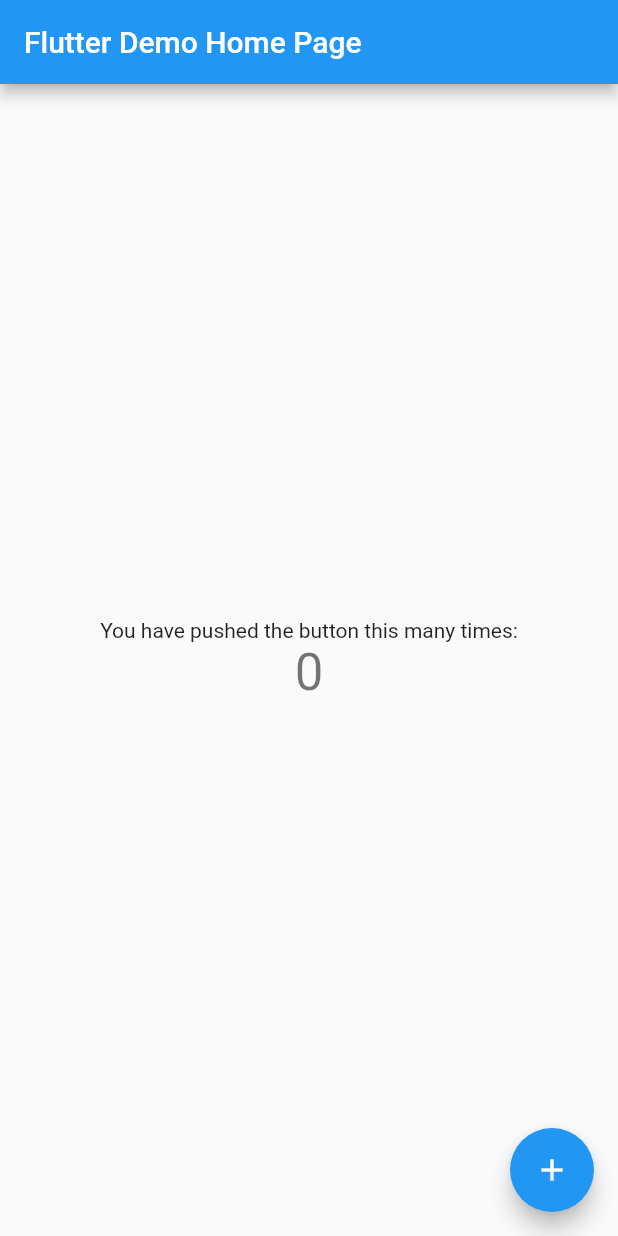
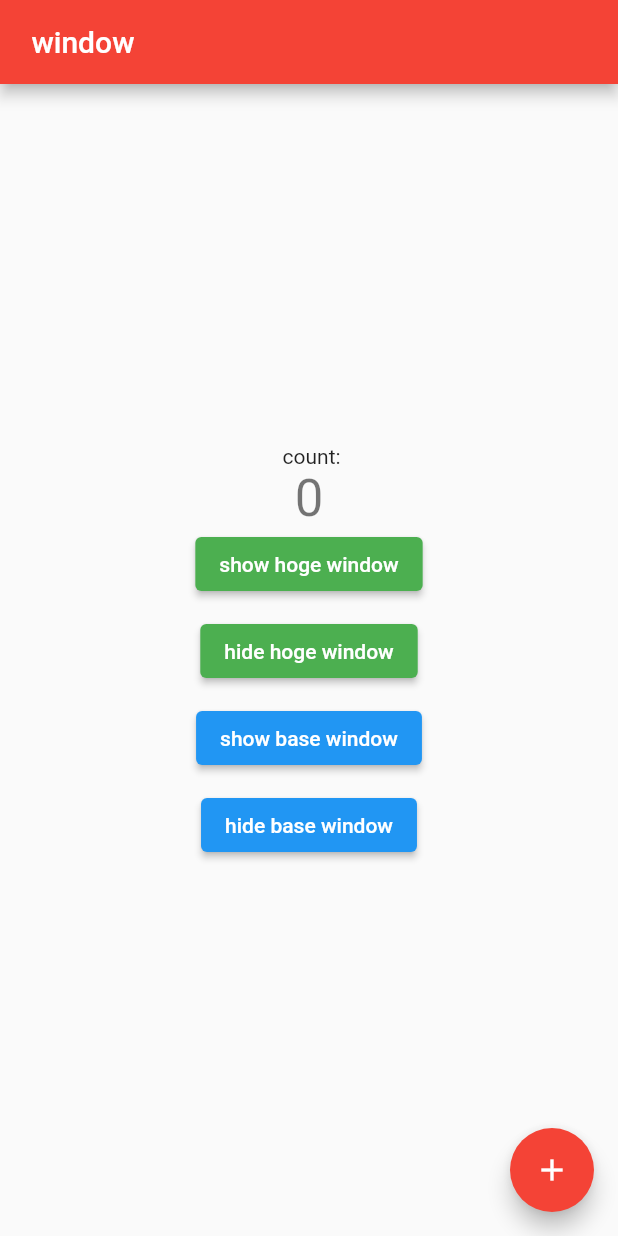
Before and after one commit to homedogheavy/flutter_desktop_multiwindow, a Flutter app: the screen it shows after launch, on a phone screen of 412 x 824 dp. Run offline on Flutter 3.47's test engine with Material 2 defaults, Android fonts, the phone set to English and light mode, and no system bars.

Commit message:
multiWindow

```diff
--- /dev/null
+++ b/lib/fuga_window.dart
@@ -0,0 +1,93 @@
+import 'package:flutter/cupertino.dart';
+import 'package:flutter/material.dart';
+import 'package:flutter_desktop_multiwindow/window_manager.dart';
+
+class FugaWindow extends StatefulWidget {
+  const FugaWindow({Key? key, required this.windowKey}) : super(key: key);
+
+  final Key windowKey;
+
+  @override
+  State<FugaWindow> createState() => _FugaWindowState();
+}
+
+class _FugaWindowState extends State<FugaWindow> {
+  int _counter = 0;
+
+  final hogeStyleForm = ElevatedButton.styleFrom(
+    primary: Colors.green,
+  );
+
+  final baseStyleForm = ElevatedButton.styleFrom(
+    primary: Colors.blue,
+  );
+
+  @override
+  void initState() {
+    super.initState();
+  }
+
+  void _incrementCounter() {
+    setState(() {
+      _counter++;
+    });
+  }
+
+  @override
+  Widget build(BuildContext context) {
+    return Scaffold(
+      appBar: AppBar(
+        title: Text("${(widget.windowKey as ValueKey).value} window"),
+      ),
+      body: Center(
+        child: Column(
+          mainAxisAlignment: MainAxisAlignment.center,
+          children: <Widget>[
+            Text("${(widget.windowKey as ValueKey).value} count:"),
+            Text(
+              '$_counter',
+              style: Theme.of(context).textTheme.headline4,
+            ),
+            ElevatedButton(
+              child: const Text('show hoge window'),
+              style: hogeStyleForm,
+              onPressed: () async {
+                await WindowController.showWindow("hoge");
+              },
+            ),
+            SizedBox.fromSize(size: const Size.fromHeight(10)),
+            ElevatedButton(
+              child: const Text('hide hoge window'),
+              style: hogeStyleForm,
+              onPressed: () async {
+                await WindowController.hideWindow("hoge");
+              },
+            ),
+            SizedBox.fromSize(size: const Size.fromHeight(10)),
+            ElevatedButton(
+              child: const Text('show base window'),
+              style: baseStyleForm,
+              onPressed: () async {
+                await WindowController.showWindow("base");
+              },
+            ),
+            SizedBox.fromSize(size: const Size.fromHeight(10)),
+            ElevatedButton(
+              child: const Text('hide base window'),
+              style: baseStyleForm,
+              onPressed: () async {
+                await WindowController.hideWindow("base");
+              },
+            ),
+            SizedBox.fromSize(size: const Size.fromHeight(10)),
+          ],
+        ),
+      ),
+      floatingActionButton: FloatingActionButton(
+        onPressed: _incrementCounter,
+        tooltip: 'Increment',
+        child: const Icon(Icons.add),
+      ),
+    );
+  }
+}
--- a/lib/main.dart
+++ b/lib/main.dart
@@ -1,115 +1,54 @@
+import 'package:flutter/cupertino.dart';
 import 'package:flutter/material.dart';
+import 'package:flutter_desktop_multiwindow/base_window.dart';
+import 'package:flutter_desktop_multiwindow/fuga_window.dart';
+import 'package:flutter_desktop_multiwindow/hoge_window.dart';
+import 'package:flutter_desktop_multiwindow/window_manager.dart';
 
-void main() {
-  runApp(const MyApp());
+void main() async {
+  // run main method every time when create new window
+  print("Run main");
+
+  WidgetsFlutterBinding.ensureInitialized();
+  var _key = await WindowController.lastWindowKey() ?? "";
+  runApp(MyApp(windowKey: _key));
 }
 
 class MyApp extends StatelessWidget {
-  const MyApp({Key? key}) : super(key: key);
+  const MyApp({Key? key, required this.windowKey}) : super(key: key);
 
-  // This widget is the root of your application.
-  @override
-  Widget build(BuildContext context) {
-    return MaterialApp(
-      title: 'Flutter Demo',
-      theme: ThemeData(
-        // This is the theme of your application.
-        //
-        // Try running your application with "flutter run". You'll see the
-        // application has a blue toolbar. Then, without quitting the app, try
-        // changing the primarySwatch below to Colors.green and then invoke
-        // "hot reload" (press "r" in the console where you ran "flutter run",
-        // or simply save your changes to "hot reload" in a Flutter IDE).
-        // Notice that the counter didn't reset back to zero; the application
-        // is not restarted.
-        primarySwatch: Colors.blue,
-      ),
-      home: const MyHomePage(title: 'Flutter Demo Home Page'),
-    );
-  }
-}
-
-class MyHomePage extends StatefulWidget {
-  const MyHomePage({Key? key, required this.title}) : super(key: key);
-
-  // This widget is the home page of your application. It is stateful, meaning
-  // that it has a State object (defined below) that contains fields that affect
-  // how it looks.
-
-  // This class is the configuration for the state. It holds the values (in this
-  // case the title) provided by the parent (in this case the App widget) and
-  // used by the build method of the State. Fields in a Widget subclass are
-  // always marked "final".
-
-  final String title;
-
-  @override
-  State<MyHomePage> createState() => _MyHomePageState();
-}
-
-class _MyHomePageState extends State<MyHomePage> {
-  int _counter = 0;
-
-  void _incrementCounter() {
-    setState(() {
-      // This call to setState tells the Flutter framework that something has
-      // changed in this State, which causes it to rerun the build method below
-      // so that the display can reflect the updated values. If we changed
-      // _counter without calling setState(), then the build method would not be
-      // called again, and so nothing would appear to happen.
-      _counter++;
-    });
-  }
+  final String windowKey;
 
   @override
   Widget build(BuildContext context) {
-    // This method is rerun every time setState is called, for instance as done
-    // by the _incrementCounter method above.
-    //
-    // The Flutter framework has been optimized to make rerunning build methods
-    // fast, so that you can just rebuild anything that needs updating rather
-    // than having to individually change instances of widgets.
-    return Scaffold(
-      appBar: AppBar(
-        // Here we take the value from the MyHomePage object that was created by
-        // the App.build method, and use it to set our appbar title.
-        title: Text(widget.title),
-      ),
-      body: Center(
-        // Center is a layout widget. It takes a single child and positions it
-        // in the middle of the parent.
-        child: Column(
-          // Column is also a layout widget. It takes a list of children and
-          // arranges them vertically. By default, it sizes itself to fit its
-          // children horizontally, and tries to be as tall as its parent.
-          //
-          // Invoke "debug painting" (press "p" in the console, choose the
-          // "Toggle Debug Paint" action from the Flutter Inspector in Android
-          // Studio, or the "Toggle Debug Paint" command in Visual Studio Code)
-          // to see the wireframe for each widget.
-          //
-          // Column has various properties to control how it sizes itself and
-          // how it positions its children. Here we use mainAxisAlignment to
-          // center the children vertically; the main axis here is the vertical
-          // axis because Columns are vertical (the cross axis would be
-          // horizontal).
-          mainAxisAlignment: MainAxisAlignment.center,
-          children: <Widget>[
-            const Text(
-              'You have pushed the button this many times:',
-            ),
-            Text(
-              '$_counter',
-              style: Theme.of(context).textTheme.headline4,
-            ),
-          ],
+    print(windowKey);
+    if (windowKey == "base") {
+      return MaterialApp(
+        title: 'This is base window',
+        theme: ThemeData(
+          primarySwatch: Colors.blue,
         ),
-      ),
-      floatingActionButton: FloatingActionButton(
-        onPressed: _incrementCounter,
-        tooltip: 'Increment',
-        child: const Icon(Icons.add),
-      ), // This trailing comma makes auto-formatting nicer for build methods.
-    );
+        // home: const MyHomePage(title: 'Flutter Demo Home Page'),
+        home: BaseWindow(windowKey: Key(windowKey)),
+      );
+    } else if (windowKey == "hoge") {
+      return MaterialApp(
+        title: 'This is hoge window',
+        theme: ThemeData(
+          primarySwatch: Colors.green,
+        ),
+        // home: const MyHomePage(title: 'Flutter Demo Home Page'),
+        home: HogeWindow(windowKey: Key(windowKey)),
+      );
+    } else {
+      return MaterialApp(
+        title: 'This is fuga window',
+        theme: ThemeData(
+          primarySwatch: Colors.red,
+        ),
+        // home: const MyHomePage(title: 'Flutter Demo Home Page'),
+        home: FugaWindow(windowKey: Key(windowKey)),
+      );
+    }
   }
 }
```
Also changed, not shown: lib/base_window.dart (added, +105 -0 lines), lib/hoge_window.dart (added, +93 -0 lines), lib/window_manager.dart (added, +122 -0 lines), 5 other files.
